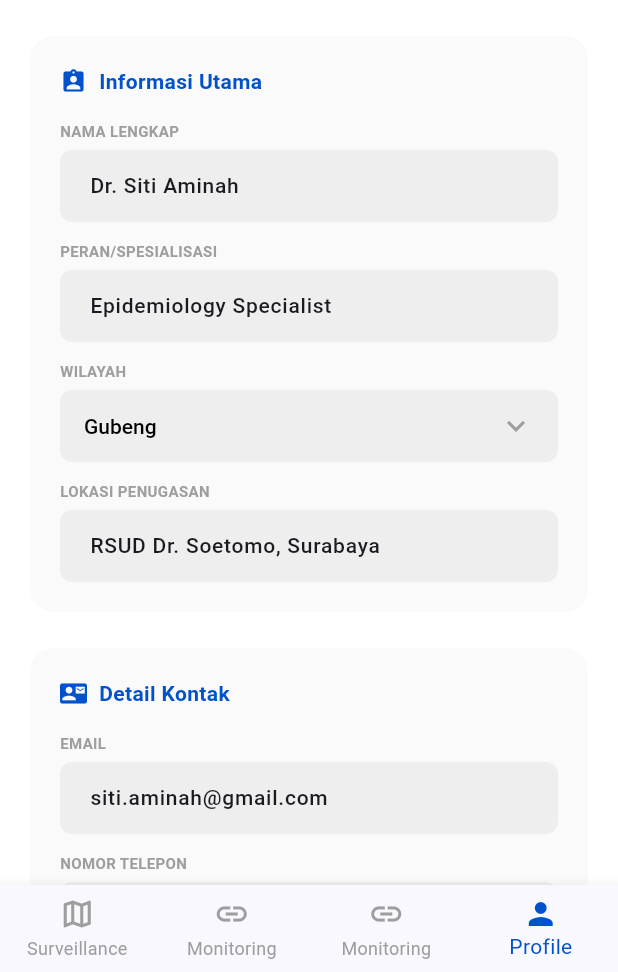
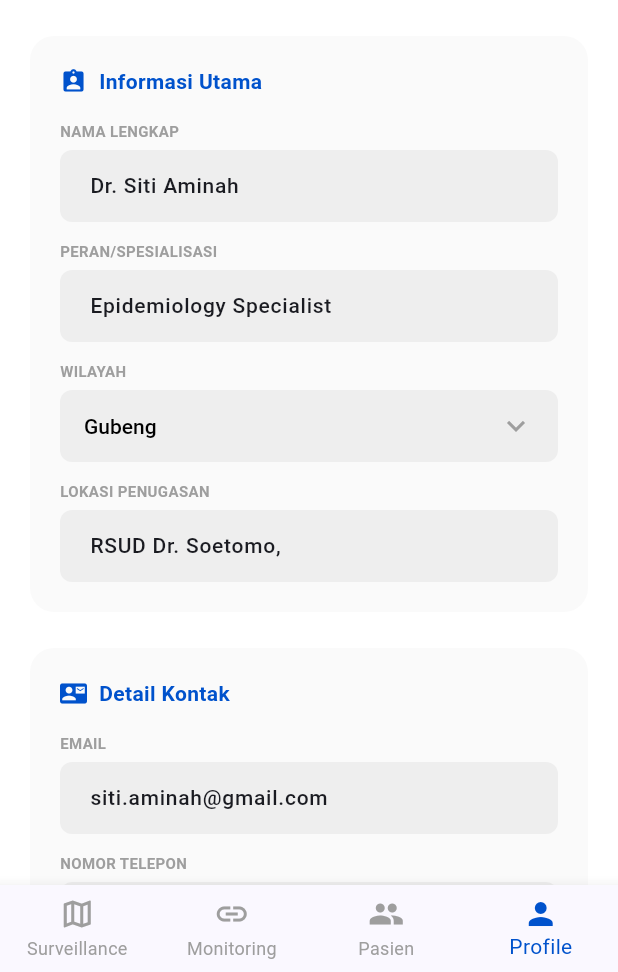
Before and after one commit to IrvanKurniawan624/tbhealthwatch-app, a Flutter app: the screen it shows after launch, after a tap on "Edit Profile", on a phone screen of 412 x 824 dp, the part 264-1236 px from its top. Run offline on Flutter 3.47's test engine with Material 3 defaults, Android fonts, the phone set to English and light mode, and no system bars.

Commit message:
fix(mobile): wire save handler, fix nav items, pass repository to edit page; add complete README
- _handleSave now builds Profile from form fields and calls updateProfileData via repository
- Duplicate 'Monitoring' bottom nav item replaced with 'Pasien' (Icons.people) in both pages
- AvatarSection accepts IProfileRepository? and forwards it to EditProfilePage on navigation
- README rewritten with full project overview, prerequisites, setup steps for DB/backend/Flutter,
  API endpoints table, schema overview, and demo credentials

```diff
--- a/mobile/lib/data/models/profile_model.dart
+++ b/mobile/lib/data/models/profile_model.dart
@@ -11,6 +11,7 @@ class Profile {
   final String facilityName;
   final String facilityRole;
   final String assignmentLocation;
+  final String? wilayah;
   final String email;
   final String phone;
   final String address;
@@ -22,6 +23,7 @@ class Profile {
     required this.facilityName,
     required this.facilityRole,
     required this.assignmentLocation,
+    this.wilayah,
     required this.email,
     required this.phone,
     required this.address,
@@ -40,6 +42,7 @@ class Profile {
       facilityName: json['facilityName'] ?? '',
       facilityRole: json['facilityRole'] ?? '',
       assignmentLocation: json['assignmentLocation'] ?? '',
+      wilayah: json['wilayah'] as String?,
       email: json['email'] ?? '',
       phone: json['phone'] ?? '',
       address: json['address'] ?? '',
@@ -56,6 +59,7 @@ class Profile {
       'facilityName': facilityName,
       'facilityRole': facilityRole,
       'assignmentLocation': assignmentLocation,
+      'wilayah': wilayah,
       'email': email,
       'phone': phone,
       'address': address,
--- a/mobile/lib/data/repositories/api_profile_repository.dart
+++ b/mobile/lib/data/repositories/api_profile_repository.dart
@@ -24,6 +24,7 @@ class ApiProfileRepository implements IProfileRepository {
     }
   }
 
+  @override
   Future<void> updateProfileData(Profile profile) async {
     try {
       final response = await http.put(
--- a/mobile/lib/data/repositories/mock_profile_repository.dart
+++ b/mobile/lib/data/repositories/mock_profile_repository.dart
@@ -17,6 +17,7 @@ class MockProfileRepository implements IProfileRepository {
       facilityName: "Fasilitas Kesehatan",
       facilityRole: "Koordinator Pemantauan Wilayah Gubeng, Surabaya Timur",
       assignmentLocation: "RSUD Dr. Soetomo,\nSurabaya",
+      wilayah: "Gubeng",
       email: "siti.aminah@gmail.com",
       phone: "+62 811 3452 900",
       address: "Jl. Arief Rahman Hakim\nNo.99, Sukolilo, Surabaya",
--- a/mobile/lib/presentation/pages/edit_profile_page.dart
+++ b/mobile/lib/presentation/pages/edit_profile_page.dart
@@ -1,5 +1,6 @@
 import 'package:flutter/material.dart';
 import '../../data/models/profile_model.dart';
+import '../../data/repositories/profile_repository.dart';
 
 // ============================================================================
 // 1. HALAMAN UTAMA (ROOT PAGE - STATEFUL)
@@ -7,8 +8,9 @@ import '../../data/models/profile_model.dart';
 // ============================================================================
 class EditProfilePage extends StatefulWidget {
   final Profile profile;
+  final IProfileRepository? repository;
 
-  const EditProfilePage({super.key, required this.profile});
+  const EditProfilePage({super.key, required this.profile, this.repository});
 
   @override
   State<EditProfilePage> createState() => _EditProfilePageState();
@@ -41,12 +43,12 @@ class _EditProfilePageState extends State<EditProfilePage> {
     // Mengisi form awal dengan data dari profile yang diklik
     _nameController = TextEditingController(text: widget.profile.name);
     _roleController = TextEditingController(text: widget.profile.role);
-    _locationController = TextEditingController(text: "RSUD Dr. Soetomo, Surabaya");
+    _locationController = TextEditingController(text: widget.profile.assignmentLocation);
     _emailController = TextEditingController(text: widget.profile.email);
     _phoneController = TextEditingController(text: widget.profile.phone);
     _addressController = TextEditingController(text: widget.profile.address.replaceAll('\n', ' '));
 
-    _selectedWilayah = 'Gubeng';
+    _selectedWilayah = widget.profile.wilayah ?? 'Gubeng';
   }
 
   @override
@@ -61,16 +63,35 @@ class _EditProfilePageState extends State<EditProfilePage> {
     super.dispose();
   }
 
-  // Fungsi untuk menyimpan data
   void _handleSave() {
-    // ---------------------------------------------------------
-    // ⚠️ TEMPAT MENYAMBUNGKAN KE BACKEND ASP.NET CORE NANTI
-    // Di sini kamu bisa memanggil repository untuk update data.
-    // ---------------------------------------------------------
-    ScaffoldMessenger.of(context).showSnackBar(
-      const SnackBar(content: Text("Perubahan berhasil disimpan!")),
+    _doSave();
+  }
+
+  Future<void> _doSave() async {
+    final updatedProfile = Profile(
+      name: _nameController.text,
+      role: _roleController.text,
+      facilityName: widget.profile.facilityName,
+      facilityRole: widget.profile.facilityRole,
+      assignmentLocation: _locationController.text,
+      wilayah: _selectedWilayah,
+      email: _emailController.text,
+      phone: _phoneController.text,
+      address: _addressController.text,
     );
-    Navigator.pop(context); // Kembali ke halaman profil
+    if (widget.repository != null) {
+      try {
+        await widget.repository!.updateProfileData(updatedProfile);
+      } catch (_) {
+        // error handling deferred until auth is wired
+      }
+    }
+    if (mounted) {
+      ScaffoldMessenger.of(context).showSnackBar(
+        const SnackBar(content: Text("Perubahan berhasil disimpan!")),
+      );
+      Navigator.pop(context);
+    }
   }
 
   @override
@@ -453,7 +474,7 @@ class EditProfileBottomNav extends StatelessWidget {
       items: const [
         BottomNavigationBarItem(icon: Icon(Icons.map_outlined), label: 'Surveillance'),
         BottomNavigationBarItem(icon: Icon(Icons.link), label: 'Monitoring'),
-        BottomNavigationBarItem(icon: Icon(Icons.link), label: 'Monitoring'),
+        BottomNavigationBarItem(icon: Icon(Icons.people), label: 'Pasien'),
         BottomNavigationBarItem(icon: Icon(Icons.person), label: 'Profile'),
       ],
     );
--- a/mobile/lib/presentation/pages/profile_page.dart
+++ b/mobile/lib/presentation/pages/profile_page.dart
@@ -51,7 +51,7 @@ class _ProfilePageState extends State<ProfilePage> {
                 crossAxisAlignment: CrossAxisAlignment.center,
                 children: [
                   // --- Merakit komponen-komponen UI di sini ---
-                  AvatarSection(profile: profile),
+                  AvatarSection(profile: profile, repository: _repository),
                   const SizedBox(height: 24),
                   FacilityCard(profile: profile),
                   const SizedBox(height: 24),
@@ -121,8 +121,9 @@ class ProfileAppBar extends StatelessWidget implements PreferredSizeWidget {
 // ============================================================================
 class AvatarSection extends StatelessWidget {
   final Profile profile;
+  final IProfileRepository? repository;
 
-  const AvatarSection({super.key, required this.profile});
+  const AvatarSection({super.key, required this.profile, this.repository});
 
   @override
   Widget build(BuildContext context) {
@@ -172,7 +173,7 @@ class AvatarSection extends StatelessWidget {
             Navigator.push(
               context,
               MaterialPageRoute(
-                builder: (context) => EditProfilePage(profile: profile),
+                builder: (context) => EditProfilePage(profile: profile, repository: repository),
               ),
             );
           },
@@ -398,7 +399,7 @@ class ProfileBottomNav extends StatelessWidget {
       items: const [
         BottomNavigationBarItem(icon: Icon(Icons.map_outlined), label: 'Surveillance'),
         BottomNavigationBarItem(icon: Icon(Icons.link), label: 'Monitoring'),
-        BottomNavigationBarItem(icon: Icon(Icons.link), label: 'Monitoring'),
+        BottomNavigationBarItem(icon: Icon(Icons.people), label: 'Pasien'),
         BottomNavigationBarItem(icon: Icon(Icons.person), label: 'Profile'),
       ],
     );
--- a/mobile/pubspec.yaml
+++ b/mobile/pubspec.yaml
@@ -34,6 +34,7 @@ dependencies:
   # The following adds the Cupertino Icons font to your application.
   # Use with the CupertinoIcons class for iOS style icons.
   cupertino_icons: ^1.0.8
+  http: ^1.2.0
 
 dev_dependencies:
   flutter_test:
```
Also changed, not shown: mobile/pubspec.lock, 1 other file.
